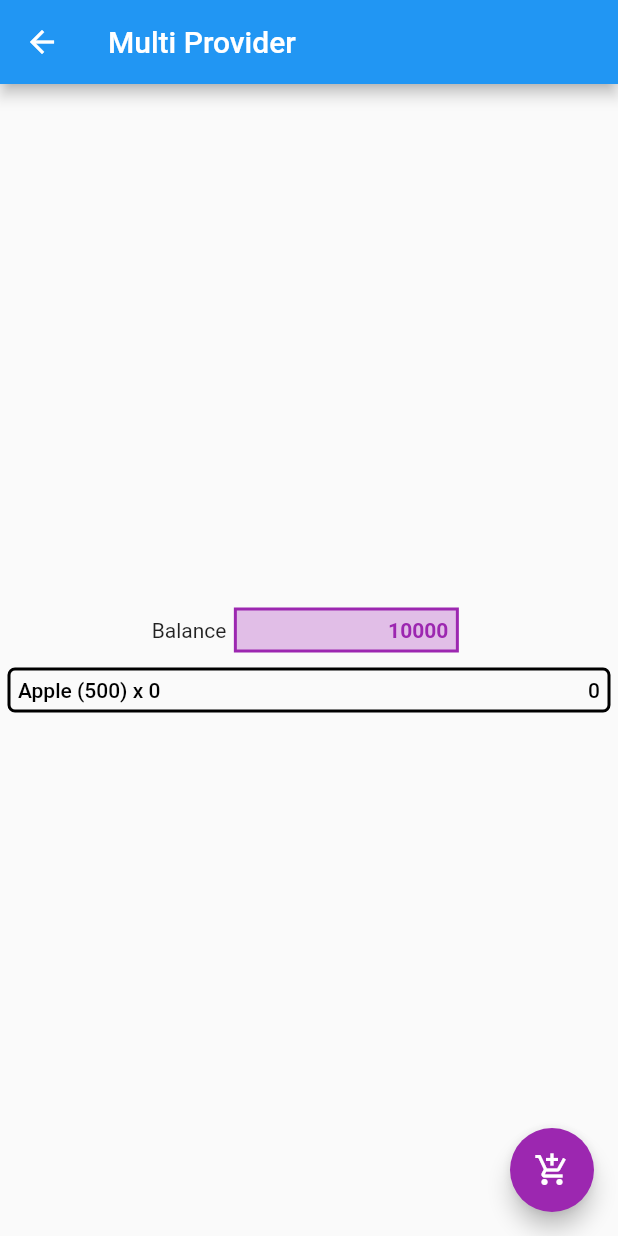
After one commit to dwitio/learn_flutter, a Flutter app: the MultiProviderWidget screen opened directly, on a phone screen of 412 x 824 dp. The commit adds this screen. Run offline on Flutter 3.47's test engine with Material 2 defaults, Android fonts, the phone set to English and light mode, and no system bars; our stand-ins replace audioplayers, flutter_bloc, qr_flutter, shared_preferences; missing offline and left inert: qrscan; accounts and stored records are empty.

Commit message:
7th commit

```diff
--- /dev/null
+++ b/lib/cart.dart
@@ -0,0 +1,11 @@
+import 'package:flutter/material.dart';
+
+class Cart with ChangeNotifier {
+  int _quantity = 0;
+
+  int get quantity => _quantity;
+  set quantity(int value) {
+    _quantity = value;
+    notifyListeners();
+  }
+}
--- /dev/null
+++ b/lib/counter_cubit.dart
@@ -0,0 +1,8 @@
+import 'package:flutter_bloc/flutter_bloc.dart';
+
+class CounterCubit extends Cubit<int> {
+  CounterCubit() : super(0);
+
+  void increment() => emit(state +1);
+  void decrement() => emit(state -1);
+}
--- /dev/null
+++ b/lib/money.dart
@@ -0,0 +1,11 @@
+import 'package:flutter/foundation.dart';
+
+class Money with ChangeNotifier {
+  int _balance = 10000;
+
+  int get balance => _balance;
+  set balance(int value) {
+    _balance = value;
+    notifyListeners();
+  }
+}
--- /dev/null
+++ b/lib/multi_provider_widget.dart
@@ -0,0 +1,95 @@
+import 'package:belajar_flutter/cart.dart';
+import 'package:belajar_flutter/money.dart';
+import 'package:flutter/material.dart';
+import 'package:provider/provider.dart';
+
+class MultiProviderWidget extends StatelessWidget {
+  const MultiProviderWidget({key}) : super(key: key);
+
+  @override
+  Widget build(BuildContext context) {
+    return MultiProvider(
+      providers: [
+        ChangeNotifierProvider<Money>(create: (_) => Money()),
+        ChangeNotifierProvider<Cart>(create: (_) => Cart())
+      ],
+      child: Scaffold(
+        floatingActionButton: Consumer<Money>(
+          builder: (context, money, child) => Consumer<Cart>(
+            builder: (context, cart, child) => FloatingActionButton(
+              onPressed: () {
+                if (money.balance >= 500) {
+                  cart.quantity += 1;
+                  money.balance -= 500;
+                }
+              },
+              child: const Icon(Icons.add_shopping_cart),
+              backgroundColor: Colors.purple,
+            ),
+          ),
+        ),
+        appBar: AppBar(
+          title: const Text('Multi Provider'),
+        ),
+        body: Center(
+          child: Column(
+            mainAxisAlignment: MainAxisAlignment.center,
+            children: [
+              Row(
+                mainAxisAlignment: MainAxisAlignment.center,
+                children: [
+                  const Text('Balance'),
+                  Container(
+                    child: Align(
+                        alignment: Alignment.centerRight,
+                        child: Consumer<Money>(
+                          builder: (context, value, child) => Text(
+                            value.balance.toString(),
+                            style: const TextStyle(
+                                color: Colors.purple, fontWeight: FontWeight.w700),
+                          ),
+                        )),
+                    height: 30,
+                    width: 150,
+                    margin: const EdgeInsets.all(5),
+                    padding: const EdgeInsets.all(5),
+                    decoration: BoxDecoration(
+                        color: Colors.purple[100],
+                        border: Border.all(color: Colors.purple, width: 2)),
+                  )
+                ],
+              ),
+              Container(
+                child: Align(
+                    alignment: Alignment.centerRight,
+                    child: Consumer<Cart>(
+                      builder: (context, value, child) => Row(
+                        mainAxisAlignment: MainAxisAlignment.spaceBetween,
+                        children: [
+                          Text(
+                            'Apple (500) x ' + value.quantity.toString(),
+                            style: const TextStyle(
+                                color: Colors.black, fontWeight: FontWeight.w500),
+                          ),
+                          Text(
+                            (500 * value.quantity).toString(),
+                            style: const TextStyle(
+                                color: Colors.black, fontWeight: FontWeight.w500),
+                          ),
+                        ],
+                      ),
+                    )),
+                height: 30,
+                margin: const EdgeInsets.all(5),
+                padding: const EdgeInsets.all(5),
+                decoration: BoxDecoration(
+                    borderRadius: BorderRadius.circular(5),
+                    border: Border.all(color: Colors.black, width: 2)),
+              )
+            ],
+          ),
+        ),
+      ),
+    );
+  }
+}
--- a/pubspec.yaml
+++ b/pubspec.yaml
@@ -38,6 +38,9 @@ dependencies:
   audioplayers: ^0.20.1
   qrscan: ^0.3.2
   http: ^0.13.4
+  shared_preferences: ^0.5.3+4
+  provider: ^6.0.2
+  flutter_bloc: ^8.0.1
 
 dev_dependencies:
   flutter_test:
```
Also changed, not shown: lib/application_color.dart (added, +13 -0 lines), lib/bloc_state_management.dart (added, +53 -0 lines), lib/color_bloc.dart (added, +34 -0 lines), lib/counter_page.dart (added, +31 -0 lines), lib/main.dart (+17 -3 lines), lib/provider_state_management.dart (added, +57 -0 lines), lib/sharedpreference_widget.dart (added, +71 -0 lines), pubspec.lock.
